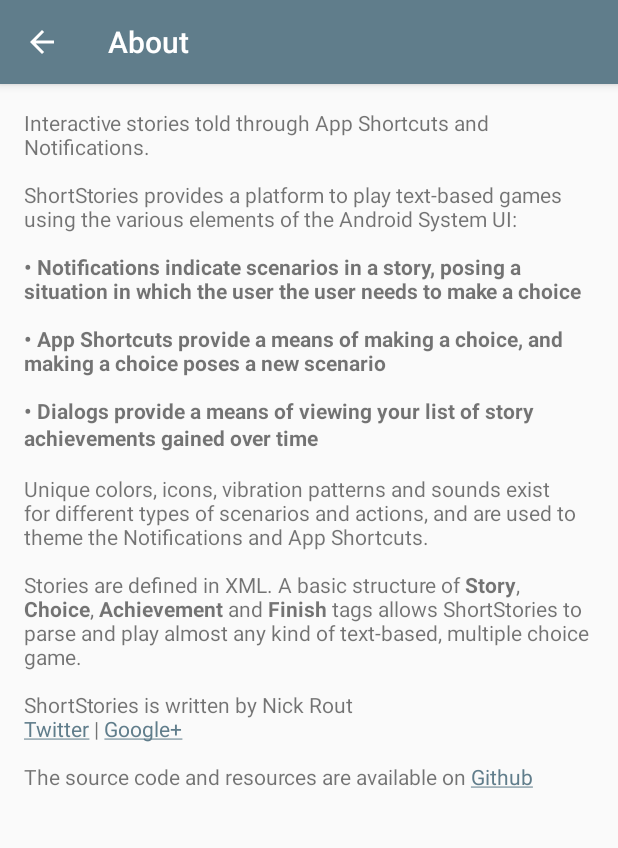
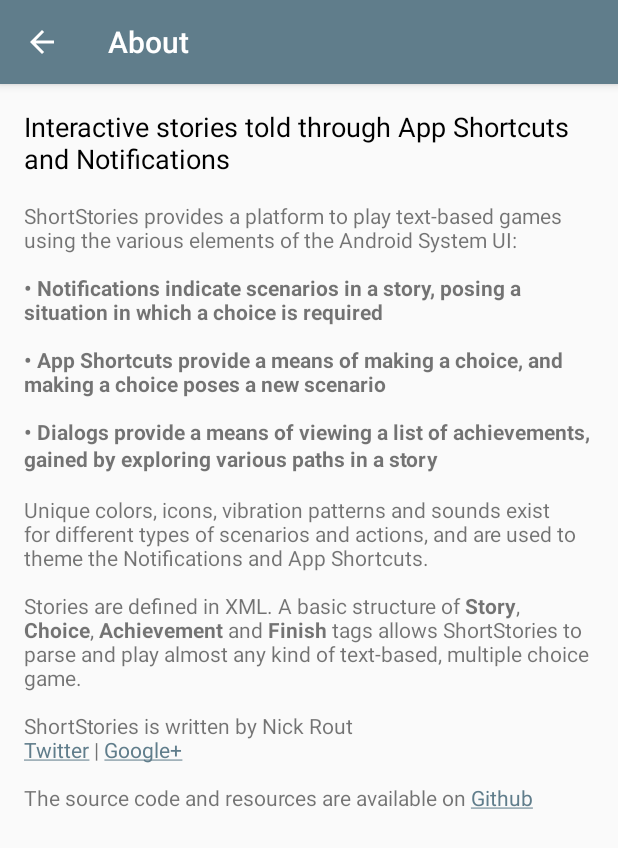
Before and after one commit to ricknout/shortstories, an Android app: the AboutActivity screen opened directly, with no data from a screen before it, on a phone screen of 412 x 824 dp. Shown: the top 848 px of the screen. Run offline under Robolectric (Android 15) with nearby library versions, the phone set to English and light mode, and no system bars; our stand-ins replace data binding.

Commit message:
Add subtitle to about

```diff
--- a/app/src/main/res/layout/activity_about.xml
+++ b/app/src/main/res/layout/activity_about.xml
@@ -6,16 +6,31 @@
         android:layout_width="match_parent"
         android:layout_height="match_parent">
 
-        <TextView
-            android:id="@+id/text"
+        <LinearLayout
             android:layout_width="match_parent"
             android:layout_height="wrap_content"
-            android:textColorHighlight="@color/color_primary"
-            android:textColorLink="@color/color_accent"
+            android:orientation="vertical"
             android:paddingStart="@dimen/padding_horizontal"
             android:paddingEnd="@dimen/padding_horizontal"
             android:paddingTop="@dimen/padding_vertical"
-            android:paddingBottom="@dimen/padding_vertical" />
+            android:paddingBottom="@dimen/padding_vertical">
+
+            <TextView
+                android:layout_width="match_parent"
+                android:layout_height="wrap_content"
+                android:textAppearance="?android:attr/textAppearanceMedium"
+                android:textColor="@color/black"
+                android:text="@string/text_about_subtitle"
+                android:layout_marginBottom="@dimen/padding_vertical" />
+
+            <TextView
+                android:id="@+id/text"
+                android:layout_width="match_parent"
+                android:layout_height="wrap_content"
+                android:textColorHighlight="@color/color_primary"
+                android:textColorLink="@color/color_accent" />
+
+        </LinearLayout>
 
     </ScrollView>
 
--- a/app/src/main/res/values/strings.xml
+++ b/app/src/main/res/values/strings.xml
@@ -18,7 +18,8 @@
     <string name="shortcut_title_show_scenario">Show scenario</string>
     <string name="shortcut_disabled_message">This choice is no longer available!</string>
     <string name="error_load_story">Failed to load story</string>
-    <string name="text_about"><![CDATA[Interactive stories told through App Shortcuts and Notifications.<br><br>ShortStories provides a platform to play text-based games using the various elements of the Android System UI:<br><br><b>• Notifications indicate scenarios in a story, posing a situation in which the user the user needs to make a choice<br><br>• App Shortcuts provide a means of making a choice, and making a choice poses a new scenario<br><br>• Dialogs provide a means of viewing your list of story achievements gained over time</b><br><br>Unique colors, icons, vibration patterns and sounds exist for different types of scenarios and actions, and are used to theme the Notifications and App Shortcuts.<br><br>Stories are defined in XML. A basic structure of <b>Story</b>, <b>Choice</b>, <b>Achievement</b> and <b>Finish</b> tags allows ShortStories to parse and play almost any kind of text-based, multiple choice game.<br><br>ShortStories is written by Nick Rout<br><a href="https://twitter.com/ricknout">Twitter</a> | <a href="https://plus.google.com/+NicholasRout">Google+</a><br><br>The source code and resources are available on <a href="https://github.com/nicholasrout/shortstories">Github</a>]]></string>
+    <string name="text_about_subtitle">Interactive stories told through App Shortcuts and Notifications</string>
+    <string name="text_about"><![CDATA[ShortStories provides a platform to play text-based games using the various elements of the Android System UI:<br><br><b>• Notifications indicate scenarios in a story, posing a situation in which a choice is required<br><br>• App Shortcuts provide a means of making a choice, and making a choice poses a new scenario<br><br>• Dialogs provide a means of viewing a list of achievements, gained by exploring various paths in a story</b><br><br>Unique colors, icons, vibration patterns and sounds exist for different types of scenarios and actions, and are used to theme the Notifications and App Shortcuts.<br><br>Stories are defined in XML. A basic structure of <b>Story</b>, <b>Choice</b>, <b>Achievement</b> and <b>Finish</b> tags allows ShortStories to parse and play almost any kind of text-based, multiple choice game.<br><br>ShortStories is written by Nick Rout<br><a href="https://twitter.com/ricknout">Twitter</a> | <a href="https://plus.google.com/+NicholasRout">Google+</a><br><br>The source code and resources are available on <a href="https://github.com/nicholasrout/shortstories">Github</a>]]></string>
     <string name="subject_share">Get the ShortStories app</string>
     <!-- TODO: Include link to ShortStories app on Play Store in share text -->
     <string name="text_share">Interactive stories told through App Shortcuts and Notifications.\n\nGet the ShortStories app:\n</string>
```
